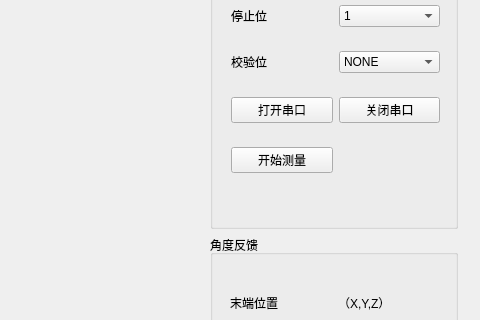
Before: the Qt Designer form ArticulatedArm/robotdialog.ui in cccys99/ArticulatedArm, drawn with Qt 5; both pictures show x 630 to 1110 and y 204 to 524 of the 1110 by 872 pixel window.
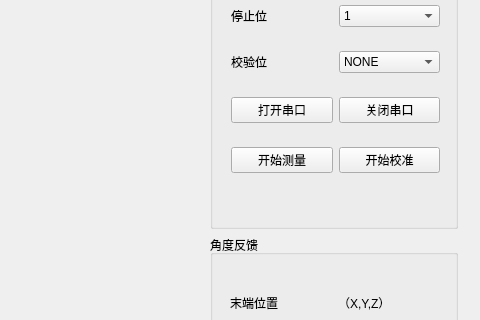
After: the same form once the commit is applied.

Commit message: 添加校准界面

Patch:
```diff
--- a/ArticulatedArm/robotdialog.ui
+++ b/ArticulatedArm/robotdialog.ui
@@ -240,6 +240,13 @@
                 </property>
                </widget>
               </item>
+              <item row="6" column="2">
+               <widget class="QPushButton" name="btn_calibration">
+                <property name="text">
+                 <string>开始校准</string>
+                </property>
+               </widget>
+              </item>
              </layout>
             </widget>
            </widget>
```
The commit also changes 7 other files.
